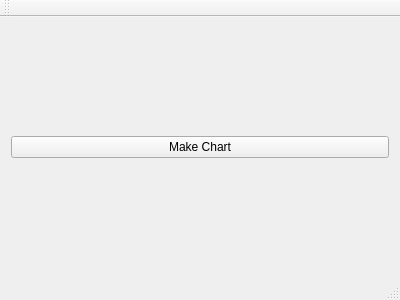
Before: the Qt Designer form GRAPH/mainwindow.ui in dawidholka/BodePlot, drawn with Qt 5.
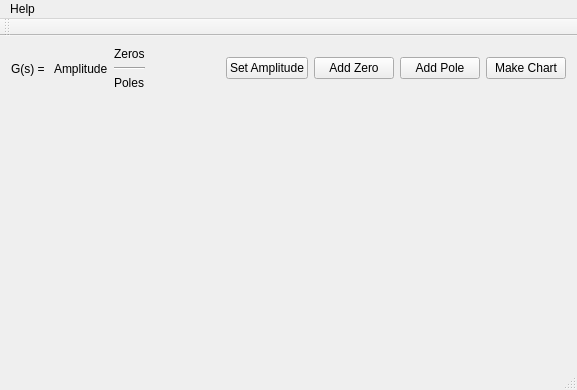
After: the same form once the commit is applied.

Commit message: Adding zeros to system

What changed in the file:
```diff
--- a/GRAPH/mainwindow.ui
+++ b/GRAPH/mainwindow.ui
@@ -6,8 +6,8 @@
    <rect>
     <x>0</x>
     <y>0</y>
-    <width>400</width>
-    <height>300</height>
+    <width>577</width>
+    <height>390</height>
    </rect>
   </property>
   <property name="windowTitle">
@@ -16,14 +16,121 @@
   <widget class="QWidget" name="centralWidget">
    <layout class="QVBoxLayout" name="verticalLayout_2">
     <item>
-     <widget class="QPushButton" name="makeChartButton">
-      <property name="text">
-       <string>Make Chart</string>
-      </property>
-     </widget>
+     <layout class="QHBoxLayout" name="horizontalLayout_2">
+      <item>
+       <widget class="QLabel" name="system">
+        <property name="text">
+         <string>G(s) = </string>
+        </property>
+       </widget>
+      </item>
+      <item>
+       <widget class="QLabel" name="amplitudeLabel">
+        <property name="text">
+         <string>Amplitude</string>
+        </property>
+       </widget>
+      </item>
+      <item>
+       <layout class="QVBoxLayout" name="verticalLayout_4">
+        <item>
+         <widget class="QLabel" name="zerosLabel">
+          <property name="text">
+           <string>Zeros</string>
+          </property>
+         </widget>
+        </item>
+        <item>
+         <widget class="Line" name="line">
+          <property name="orientation">
+           <enum>Qt::Horizontal</enum>
+          </property>
+         </widget>
+        </item>
+        <item>
+         <widget class="QLabel" name="polesLabel">
+          <property name="text">
+           <string>Poles</string>
+          </property>
+         </widget>
+        </item>
+       </layout>
+      </item>
+      <item>
+       <spacer name="horizontalSpacer">
+        <property name="orientation">
+         <enum>Qt::Horizontal</enum>
+        </property>
+        <property name="sizeHint" stdset="0">
+         <size>
+          <width>40</width>
+          <height>20</height>
+         </size>
+        </property>
+       </spacer>
+      </item>
+      <item>
+       <widget class="QPushButton" name="setAmplitudeButton">
+        <property name="text">
+         <string>Set Amplitude</string>
+        </property>
+       </widget>
+      </item>
+      <item>
+       <widget class="QPushButton" name="addZeroButton">
+        <property name="text">
+         <string>Add Zero</string>
+        </property>
+       </widget>
+      </item>
+      <item>
+       <widget class="QPushButton" name="addPoleButton">
+        <property name="text">
+         <string>Add Pole</string>
+        </property>
+       </widget>
+      </item>
+      <item>
+       <widget class="QPushButton" name="makeChartButton">
+        <property name="text">
+         <string>Make Chart</string>
+        </property>
+       </widget>
+      </item>
+     </layout>
     </item>
     <item>
-     <layout class="QVBoxLayout" name="chartLayout"/>
+     <layout class="QHBoxLayout" name="zerospolesLayout">
+      <item>
+       <layout class="QVBoxLayout" name="zerosLayout"/>
+      </item>
+      <item>
+       <spacer name="horizontalSpacer_2">
+        <property name="orientation">
+         <enum>Qt::Horizontal</enum>
+        </property>
+        <property name="sizeHint" stdset="0">
+         <size>
+          <width>40</width>
+          <height>20</height>
+         </size>
+        </property>
+       </spacer>
+      </item>
+     </layout>
+    </item>
+    <item>
+     <spacer name="verticalSpacer">
+      <property name="orientation">
+       <enum>Qt::Vertical</enum>
+      </property>
+      <property name="sizeHint" stdset="0">
+       <size>
+        <width>20</width>
+        <height>40</height>
+       </size>
+      </property>
+     </spacer>
     </item>
    </layout>
   </widget>
@@ -32,10 +139,16 @@
     <rect>
      <x>0</x>
      <y>0</y>
-     <width>400</width>
+     <width>577</width>
      <height>21</height>
     </rect>
    </property>
+   <widget class="QMenu" name="menuHelp">
+    <property name="title">
+     <string>Help</string>
+    </property>
+   </widget>
+   <addaction name="menuHelp"/>
   </widget>
   <widget class="QToolBar" name="mainToolBar">
    <attribute name="toolBarArea">
```
The commit also changes 56 other files.
